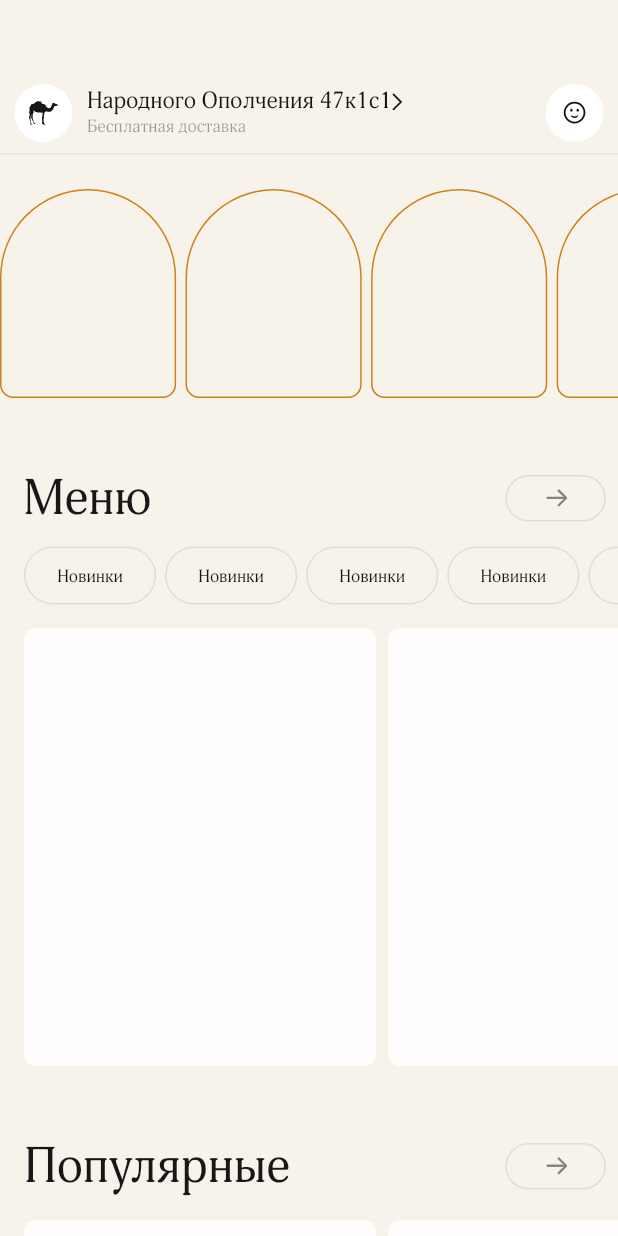
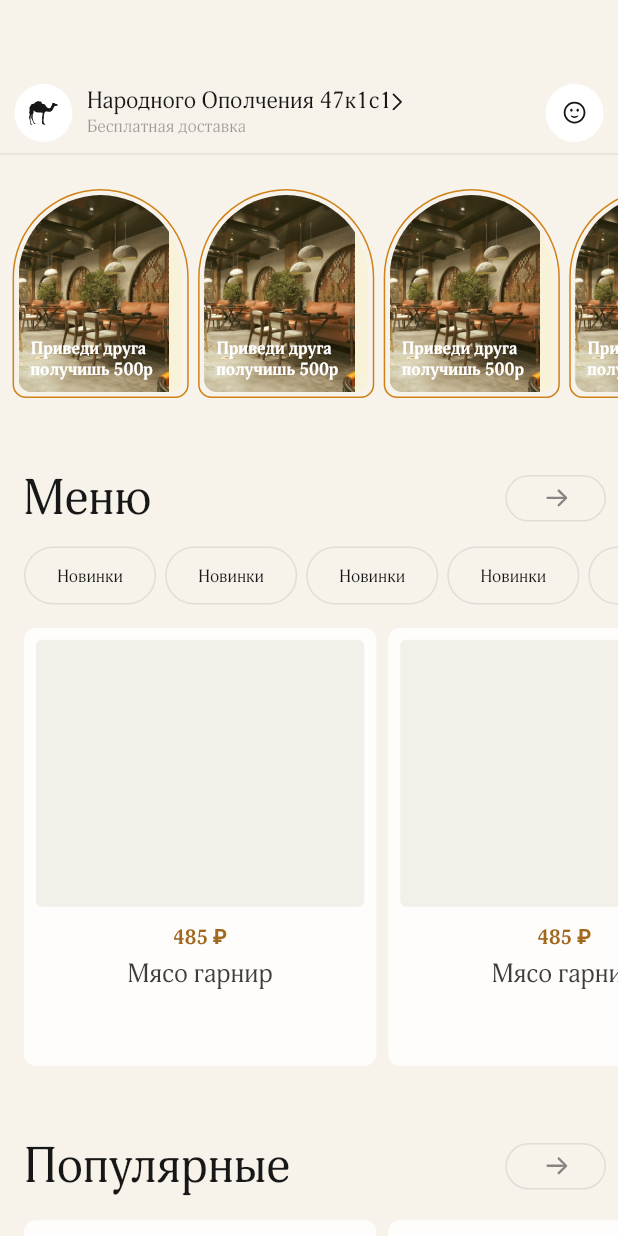
Before and after one commit to UlugbekDevAll/Tashkent_City_Resturant, a Flutter app: the screen it shows after launch, on a phone screen of 412 x 824 dp. Run offline on Flutter 3.47's test engine with Material 3 defaults, Android fonts, the phone set to English and light mode, and no system bars; our stand-ins replace animated_toggle_switch, blur, flutter_riverpod, flutter_screenutil, flutter_svg; missing offline and left inert: yandex_mapkit; project files that could hold a hidden picture were left out.

```diff
--- a/lib/pages/home/home_page.dart
+++ b/lib/pages/home/home_page.dart
@@ -1,6 +1,7 @@
 import 'package:flutter/material.dart';
 import 'package:flutter_screenutil/flutter_screenutil.dart';
 import 'package:flutter_svg/flutter_svg.dart';
+import 'package:tashkentcityresturant/pages/home/widgets/story_view.dart';
 import 'package:tashkentcityresturant/utils/cache_values.dart';
 import 'package:tashkentcityresturant/utils/my_colors.dart';
 
@@ -9,11 +10,13 @@ import '../map/map_page.dart';
 class HomePage extends StatefulWidget {
   const HomePage({super.key});
 
+
   @override
   State<HomePage> createState() => _HomePageState();
 }
 
 class _HomePageState extends State<HomePage> {
+
   @override
   Widget build(BuildContext context) {
     return Scaffold(
@@ -107,9 +110,16 @@ class _HomePageState extends State<HomePage> {
                 shrinkWrap: true,
                 physics: ClampingScrollPhysics(),
                 itemBuilder: (context, index) {
-                  return Container(
+                  return GestureDetector(
+                    onTap: (){
+                      Navigator.of(context).push(MaterialPageRoute(
+                          builder: (_) =>
+                          StoryViewAdvertising()));
+                    },
+                    child: Container(
                       width: 112.w,
-                    margin: EdgeInsets.only(right: 6.w),
+                      margin:
+                          EdgeInsets.only(left: index == 0 ? 8.w : 0, right: 6.w),
                       decoration: BoxDecoration(
                         color: Colors.transparent,
                         border: Border.all(
@@ -121,13 +131,45 @@ class _HomePageState extends State<HomePage> {
                           bottomRight: Radius.circular(12),
                         ),
                       ),
+                      child: Padding(
+                        padding: const EdgeInsets.all(3.0),
+                        child: ClipRRect(
+                            borderRadius: const BorderRadius.only(
+                              topLeft: Radius.circular(80),
+                              topRight: Radius.circular(80),
+                              bottomLeft: Radius.circular(12),
+                              bottomRight: Radius.circular(12),
+                            ),
+                            child: Stack(
+                              children: [
+                                Image.asset(
+                                    'assets/images/stories_img_bg.png',
+                                    fit: BoxFit.cover),
+                                Container(color: Colors.yellow.withOpacity(0.1)),
+                                Align(
+                                  alignment: Alignment.bottomCenter,
+                                  child: Padding(
+                                    padding: const EdgeInsets.all(8.0),
+                                    child: Text(
+                                      "Приведи друга получишь 500р",
+                                      style: TextStyle(
+                                        color: Colors.white,
+                                        fontSize: 12.sp,
+                                        fontWeight: FontWeight.bold,
+                                      ),
+                                      textAlign: TextAlign.start,
+                                    ),
+                                  ),
+                                )
+                              ],
+                            )),
+                      ),
+                    ),
                   );
                 },
               ),
             ),
-            SizedBox(
-              height: 48.h,
-            ),
+            SizedBox(height: 48.h),
             Row(
               children: [
                 SizedBox(
@@ -143,10 +185,10 @@ class _HomePageState extends State<HomePage> {
                 ),
                 Spacer(),
                 GestureDetector(
-                  onTap: (){
-
-                    Navigator.of(context).push(MaterialPageRoute(builder: (_)=> MapPage(CacheKeys.currentUserPosition)));
-
+                  onTap: () {
+                    Navigator.of(context).push(MaterialPageRoute(
+                        builder: (_) =>
+                            MapPage(CacheKeys.currentUserPosition)));
                   },
                   child: Container(
                     height: 32.h,
@@ -162,7 +204,6 @@ class _HomePageState extends State<HomePage> {
                     ),
                   ),
                 )
-
               ],
             ),
             SizedBox(
@@ -179,7 +220,8 @@ class _HomePageState extends State<HomePage> {
                     return Container(
                       height: 40.h,
                       width: 84.w,
-                      margin: EdgeInsets.only(left: index == 0 ? 16 : 0,right: 6.0),
+                      margin: EdgeInsets.only(
+                          left: index == 0 ? 16 : 0, right: 6.0),
                       decoration: BoxDecoration(
                           border: Border.all(
                               color: Color.fromRGBO(23, 23, 23, 0.1), width: 1),
@@ -207,13 +249,62 @@ class _HomePageState extends State<HomePage> {
                   itemBuilder: (context, index) {
                     return Container(
                       width: 224.w,
+                      height: 302.h,
                       margin: EdgeInsets.only(
                         left: index == 0 ? 16 : 0,
                         right: 8,
                       ),
-                      decoration: BoxDecoration(
+                      decoration: const BoxDecoration(
                           color: Color.fromRGBO(255, 253, 251, 1),
                           borderRadius: BorderRadius.all(Radius.circular(8))),
+                      child: Column(
+                        children: [
+                          Padding(
+                            padding: const EdgeInsets.only(
+                                top: 8, right: 8, left: 8),
+                            child: Container(
+                              height: 184.h,
+                              width: double.infinity,
+                              decoration: const BoxDecoration(
+                                  borderRadius:
+                                      BorderRadius.all(Radius.circular(4)),
+                                  color: Color.fromRGBO(243, 239, 233, 1)),
+                            ),
+                          ),
+                          SizedBox(
+                            height: 12.h,
+                          ),
+                           Text(
+                             '485 ₽',
+                            style: TextStyle(
+                              color: Color.fromRGBO(161, 105, 30, 1),
+                              fontSize: 14.sp,
+
+                              fontWeight: FontWeight.w700
+                            ),
+                          ),
+                           SizedBox(height: 6.h,),
+                           Text(
+                             'Мясо гарнир',
+                            style: TextStyle(
+                              color: Color.fromRGBO(63, 61, 60, 1),
+                              fontSize: 18.sp,
+
+                              fontWeight: FontWeight.w400
+                            ),
+                          ),
+
+                          Container(
+                            height: 40.h,
+                            decoration: BoxDecoration(
+                              color: Colors.transparent,
+                              borderRadius: BorderRadius.all(Radius.circular(200))
+                            ),
+                          )
+
+
+                        ],
+                      ),
                     );
                   }),
             ),
@@ -223,7 +314,7 @@ class _HomePageState extends State<HomePage> {
             ),
             Row(
               children: [
-                SizedBox(
+                const SizedBox(
                   width: 16,
                 ),
                 Text(
@@ -248,11 +339,8 @@ class _HomePageState extends State<HomePage> {
                     child: SvgPicture.asset('assets/my_icons/go_ic.svg'),
                   ),
                 ),
-
-
               ],
             ),
-
             SizedBox(height: 16.h),
             SizedBox(
               height: 302.h,
@@ -274,10 +362,7 @@ class _HomePageState extends State<HomePage> {
                     );
                   }),
             ),
-
             SizedBox(height: 138.h)
-
-
           ],
         ),
       ),
--- /dev/null
+++ b/lib/pages/home/widgets/story_view.dart
@@ -0,0 +1,32 @@
+import 'package:flutter/cupertino.dart';
+import 'package:flutter/material.dart';
+
+class StoryViewAdvertising extends StatelessWidget {
+  final List<String> stories = [
+    'Story 1',
+    'Story 2',
+    'Story 3',
+    // Qo'shmoqchi bo'lgan hikoyalarni shu yerga qo'shing
+  ];
+
+
+  @override
+  Widget build(BuildContext context) {
+    return Scaffold(
+      body: PageView.builder(
+        itemCount: stories.length,
+        itemBuilder: (context, index) {
+          return Container(
+            color: Colors.primaries[index % Colors.primaries.length],
+            child: Center(
+              child: Text(
+                stories[index],
+                style: TextStyle(fontSize: 24, color: Colors.white),
+              ),
+            ),
+          );
+        },
+      ),
+    );
+  }
+}
--- a/lib/utils/cache_values.dart
+++ b/lib/utils/cache_values.dart
@@ -8,4 +8,5 @@ import 'package:yandex_mapkit/yandex_mapkit.dart';
 class CacheKeys{
   static Future<bool> openLink(String link) => launchUrlString(link, mode: LaunchMode.externalApplication);
   static Point currentUserPosition = const Point(latitude: 41.309989, longitude: 69.241477);
+  static String token = "";
 }
```
Also changed, not shown: assets/images/stories_img_bg.png (added), lib/services/http_services.dart (added). Lines whose indentation alone changed are shown as unchanged.
